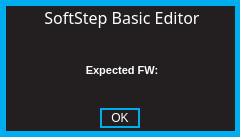
Old version of the form standalone/ezpz/forms/aboutformWin.ui in the repository Muse-Kinetics/softstep_editor.
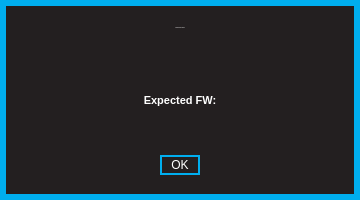
New version of the form.

What changed in the file:
```diff
--- a/standalone/ezpz/forms/aboutformWin.ui
+++ b/standalone/ezpz/forms/aboutformWin.ui
@@ -6,8 +6,8 @@
    <rect>
     <x>0</x>
     <y>0</y>
-    <width>240</width>
-    <height>137</height>
+    <width>360</width>
+    <height>200</height>
    </rect>
   </property>
   <property name="windowTitle">
@@ -85,8 +85,8 @@
     <rect>
      <x>0</x>
      <y>0</y>
-     <width>241</width>
-     <height>137</height>
+     <width>360</width>
+     <height>200</height>
     </rect>
    </property>
    <property name="focusPolicy">
@@ -105,10 +105,10 @@
   <widget class="QFrame" name="warningSubFrame">
    <property name="geometry">
     <rect>
-     <x>10</x>
+     <x>0</x>
      <y>0</y>
-     <width>224</width>
-     <height>140</height>
+     <width>360</width>
+     <height>200</height>
     </rect>
    </property>
    <property name="focusPolicy">
@@ -136,8 +136,8 @@
    <widget class="QPushButton" name="ok">
     <property name="geometry">
      <rect>
-      <x>90</x>
-      <y>108</y>
+      <x>160</x>
+      <y>155</y>
       <width>40</width>
       <height>20</height>
      </rect>
@@ -156,9 +156,9 @@
     <property name="geometry">
      <rect>
       <x>0</x>
-      <y>40</y>
-      <width>224</width>
-      <height>61</height>
+      <y>50</y>
+      <width>360</width>
+      <height>100</height>
      </rect>
     </property>
     <property name="focusPolicy">
@@ -179,14 +179,14 @@
      <rect>
       <x>0</x>
       <y>2</y>
-      <width>224</width>
-      <height>31</height>
+      <width>360</width>
+      <height>50</height>
      </rect>
     </property>
     <property name="font">
      <font>
       <family>Futura</family>
-      <pointsize>12</pointsize>
+      <pointsize>-1</pointsize>
       <italic>false</italic>
       <bold>false</bold>
      </font>
```
Left out of the diff: 2 changed lines with no effect on the pictures.
